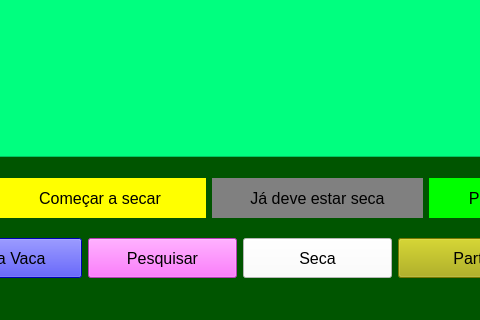
vitorweirich/gerenciador-propriedade, file Front/interface.ui: the form before one commit; both pictures show x 223 to 703 and y 267 to 587 of the 1097 by 587 pixel window.
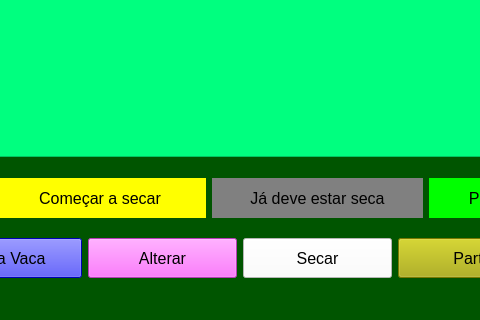
The form after the commit.

```diff
--- a/Front/interface.ui
+++ b/Front/interface.ui
@@ -93,12 +93,12 @@
 {
   font-size: 20px;
 }
-QPushButton#pesquisar
+QPushButton#alterar
 {
   background-color: rgb(255, 85, 255);
   font-size: 16px;
 }
-QPushButton:hover#pesquisar
+QPushButton:hover#alterar
 {
   font-size: 20px;
 }
@@ -113,12 +113,12 @@
 {
   font-size: 20px;
 }
-QPushButton#seca
+QPushButton#secar
 {
   background-color: rgb(255, 255, 255);
   font-size: 16px;
 }
-QPushButton:hover#seca
+QPushButton:hover#secar
 {
   font-size: 20px;
 }
@@ -526,7 +526,7 @@
       </widget>
      </item>
      <item>
-      <widget class="QPushButton" name="pesquisar">
+      <widget class="QPushButton" name="alterar">
        <property name="maximumSize">
         <size>
          <width>400</width>
@@ -546,12 +546,12 @@
         <string notr="true"/>
        </property>
        <property name="text">
-        <string>Pesquisar</string>
+        <string>Alterar</string>
        </property>
       </widget>
      </item>
      <item>
-      <widget class="QPushButton" name="seca">
+      <widget class="QPushButton" name="secar">
        <property name="maximumSize">
         <size>
          <width>400</width>
@@ -571,7 +571,7 @@
         <string notr="true"/>
        </property>
        <property name="text">
-        <string>Seca</string>
+        <string>Secar</string>
        </property>
       </widget>
      </item>
```
